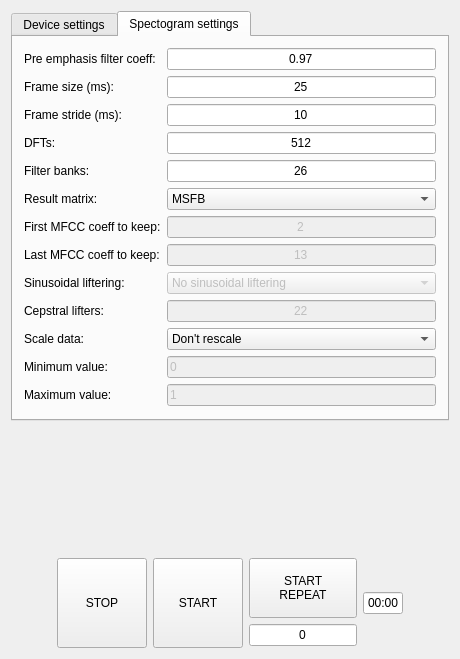
The window that mainwindow.ui (Tai-Min/Spectogram-Dataset-Recorder) describes before a commit, drawn with Qt 5.
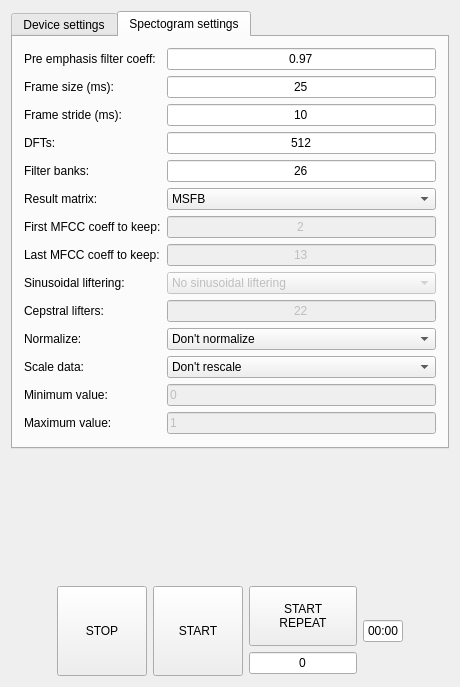
The same window after the commit. The open tabs and pages were chosen to show the change.

Commit message: Fix data normalization

```diff
--- a/mainwindow.ui
+++ b/mainwindow.ui
@@ -433,14 +433,14 @@
           </property>
          </widget>
         </item>
-        <item row="10" column="0">
+        <item row="11" column="0">
          <widget class="QLabel" name="label_20">
           <property name="text">
            <string>Scale data:</string>
           </property>
          </widget>
         </item>
-        <item row="10" column="1">
+        <item row="11" column="1">
          <widget class="QComboBox" name="rescaleInput">
           <item>
            <property name="text">
@@ -454,14 +454,14 @@
           </item>
          </widget>
         </item>
-        <item row="11" column="0">
+        <item row="12" column="0">
          <widget class="QLabel" name="label_21">
           <property name="text">
            <string>Minimum value:</string>
           </property>
          </widget>
         </item>
-        <item row="11" column="1">
+        <item row="12" column="1">
          <widget class="QLineEdit" name="rescaleMinInput">
           <property name="enabled">
            <bool>false</bool>
@@ -471,14 +471,14 @@
           </property>
          </widget>
         </item>
-        <item row="12" column="0">
+        <item row="13" column="0">
          <widget class="QLabel" name="label_22">
           <property name="text">
            <string>Maximum value:</string>
           </property>
          </widget>
         </item>
-        <item row="12" column="1">
+        <item row="13" column="1">
          <widget class="QLineEdit" name="rescaleMaxInput">
           <property name="enabled">
            <bool>false</bool>
@@ -488,6 +488,27 @@
           </property>
          </widget>
         </item>
+        <item row="10" column="0">
+         <widget class="QLabel" name="label_23">
+          <property name="text">
+           <string>Normalize:</string>
+          </property>
+         </widget>
+        </item>
+        <item row="10" column="1">
+         <widget class="QComboBox" name="normalizeData">
+          <item>
+           <property name="text">
+            <string>Don't normalize</string>
+           </property>
+          </item>
+          <item>
+           <property name="text">
+            <string>Normalize</string>
+           </property>
+          </item>
+         </widget>
+        </item>
        </layout>
       </widget>
      </widget>
```
Left out of the diff: 2 changed lines with no effect on the pictures. The commit also changes 3 other files.
